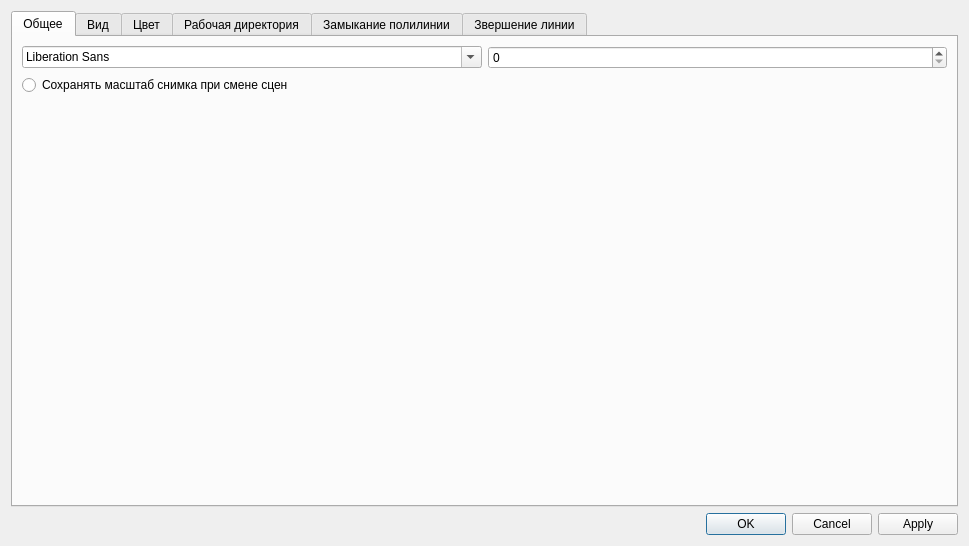
Old version of the form src/qlabelme/widgets/settings.ui in the repository mariekarelina/QLabelMe.
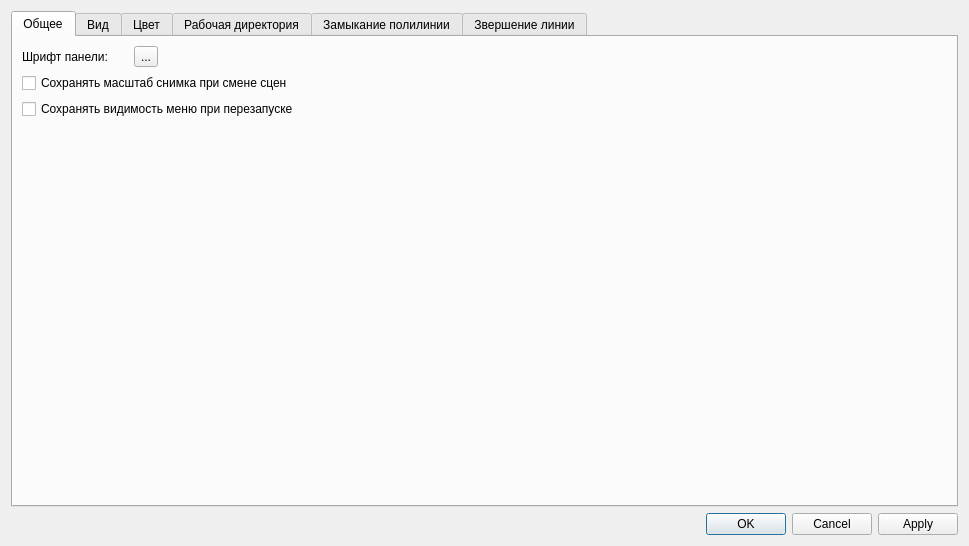
New version of the form.

What changed in the file:
```diff
--- a/src/qlabelme/widgets/settings.ui
+++ b/src/qlabelme/widgets/settings.ui
@@ -42,20 +42,63 @@
        <item>
         <layout class="QHBoxLayout" name="horizontalLayout">
          <item>
-          <widget class="QFontComboBox" name="fontComboLabels"/>
+          <widget class="QLabel" name="labelFontTitle">
+           <property name="text">
+            <string>Шрифт панели:  </string>
+           </property>
+          </widget>
          </item>
          <item>
-          <widget class="QSpinBox" name="spinLabelFontSize"/>
+          <widget class="QLabel" name="labelFontValue">
+           <property name="font">
+            <font>
+             <bold>true</bold>
+            </font>
+           </property>
+           <property name="text">
+            <string/>
+           </property>
+          </widget>
+         </item>
+         <item>
+          <widget class="QToolButton" name="toolButtonPickFont">
+           <property name="toolTip">
+            <string>Выбор шрифта</string>
+           </property>
+           <property name="text">
+            <string>...</string>
+           </property>
+          </widget>
+         </item>
+         <item>
+          <spacer name="horizontalSpacer_2">
+           <property name="orientation">
+            <enum>Qt::Horizontal</enum>
+           </property>
+           <property name="sizeHint" stdset="0">
+            <size>
+             <width>40</width>
+             <height>20</height>
+            </size>
+           </property>
+          </spacer>
          </item>
         </layout>
        </item>
        <item>
-        <widget class="QRadioButton" name="keepImageScale">
+        <widget class="QCheckBox" name="keepImageScale">
          <property name="text">
           <string>Сохранять масштаб снимка при смене сцен</string>
          </property>
         </widget>
        </item>
+       <item>
+        <widget class="QCheckBox" name="keepMenuBarVisibility">
+         <property name="text">
+          <string>Сохранять видимость меню при перезапуске</string>
+         </property>
+        </widget>
+       </item>
        <item>
         <spacer name="verticalSpacer_3">
          <property name="orientation">
```
